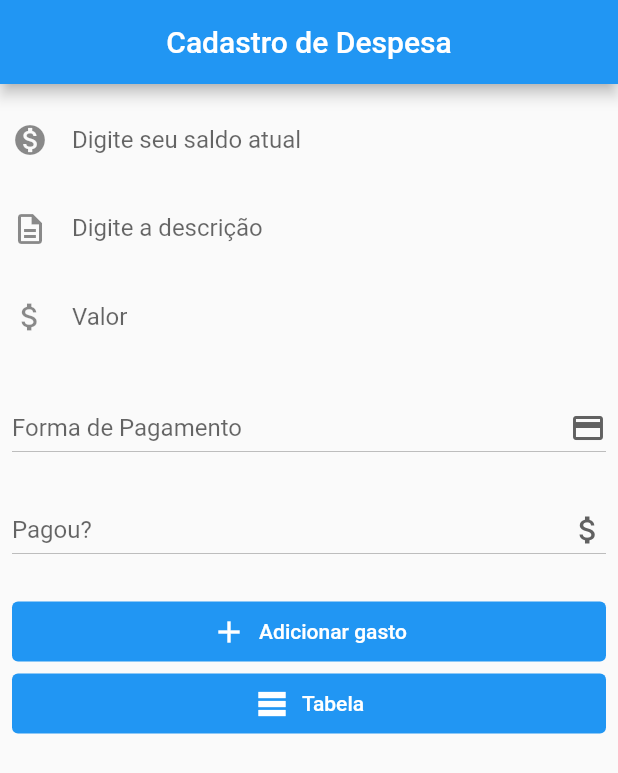
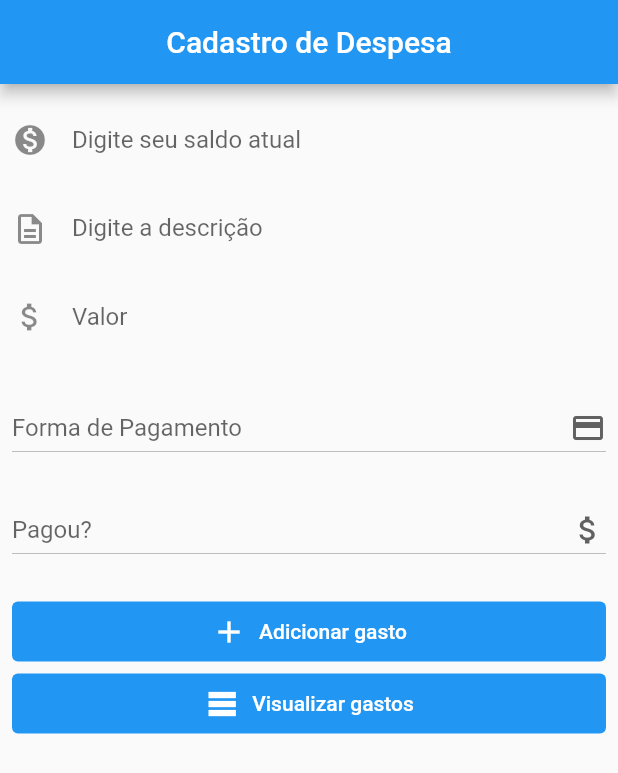
Before and after one commit to hygornet/despesas, a Flutter app: the screen it shows after launch, on a phone screen of 412 x 824 dp. Shown: the top 773 px of the screen. Run offline on Flutter 3.47's test engine with Material 2 defaults, Android fonts, the phone set to English and light mode, and no system bars.

Commit message:
second commit

```diff
--- a/lib/screens/form.dart
+++ b/lib/screens/form.dart
@@ -60,6 +60,7 @@ class _FormScreenState extends State<FormScreen> {
 
   @override
   Widget build(BuildContext context) {
+    final node = FocusScope.of(context);
     final gastosProvider = Provider.of<ProviderGastos>(context);
 
     void addGastos() {
@@ -112,6 +113,7 @@ class _FormScreenState extends State<FormScreen> {
                     TextFormField(
                       onSaved: (newValue) => _formData['salario'] = newValue,
                       enabled: fieldSalario,
+                      textInputAction: TextInputAction.next,
                       controller: salarioController,
                       decoration: InputDecoration(
                         icon: Icon(Icons.monetization_on),
@@ -122,6 +124,7 @@ class _FormScreenState extends State<FormScreen> {
                     TextFormField(
                       onSaved: (newValue) => _formData['descricao'] = newValue,
                       controller: descricaoController,
+                      textInputAction: TextInputAction.next,
                       decoration: InputDecoration(
                         icon: Icon(Icons.description_outlined),
                         labelText: 'Digite a descrição',
@@ -132,6 +135,8 @@ class _FormScreenState extends State<FormScreen> {
                       onSaved: (newValue) => _formData['valor'] = newValue,
                       controller: valorController,
                       keyboardType: TextInputType.number,
+                      onFieldSubmitted: (_) =>
+                          node.unfocus(), // Submit and hide keyboard
                       decoration: InputDecoration(
                         icon: Icon(Icons.attach_money),
                         labelText: 'Valor',
@@ -212,7 +217,7 @@ class _FormScreenState extends State<FormScreen> {
                           color: Colors.white,
                         ),
                         label: Text(
-                          'Tabela',
+                          'Visualizar gastos',
                           style: TextStyle(color: Colors.white),
                         ),
                       ),
```
